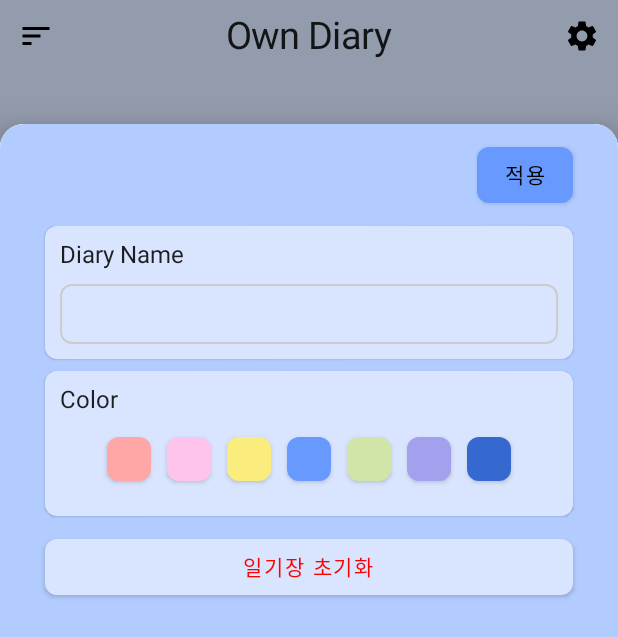
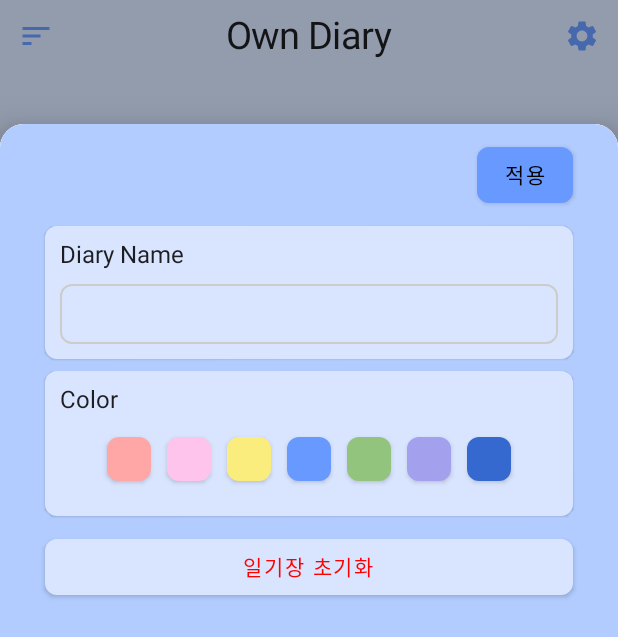
Before and after one commit to sujin22/OdongDiary, an Android app built with Jetpack Compose: the screen it shows after launch (MainActivity), after a tap on "setting", on a phone screen of 412 x 824 dp. Shown: the top 637 px of the screen. Run offline under Robolectric (Android 15) with nearby library versions, the phone set to English and light mode, and no system bars; our stand-ins replace Dagger/Hilt's generated code, Room's generated code.

Commit message:
feat: HomeScreen sharedPreference 적용(themeColor, title)

```diff
--- a/app/build.gradle
+++ b/app/build.gradle
@@ -86,4 +86,7 @@ dependencies {
 
     //:app:kaptDebugKotlin Error
     kapt "org.xerial:sqlite-jdbc:3.34.0"
+
+    //gson(for SharedPreferences)
+    implementation 'com.google.code.gson:gson:2.4'
 }
--- a/app/src/main/java/com/example/owndiary/MainActivity.kt
+++ b/app/src/main/java/com/example/owndiary/MainActivity.kt
@@ -1,6 +1,7 @@
 package com.example.owndiary
 
 import android.annotation.SuppressLint
+import android.content.SharedPreferences
 import android.database.CursorWindow
 import android.net.Uri
 import android.os.Bundle
@@ -26,6 +27,7 @@ import androidx.navigation.compose.composable
 import androidx.navigation.compose.rememberNavController
 import com.example.owndiary.ui.screen.*
 import com.example.owndiary.ui.theme.*
+import com.google.gson.GsonBuilder
 import dagger.hilt.android.AndroidEntryPoint
 import kotlinx.coroutines.launch
 import java.lang.reflect.Field
@@ -36,6 +38,7 @@ class MainActivity : ComponentActivity() {
 
     override fun onCreate(savedInstanceState: Bundle?) {
         super.onCreate(savedInstanceState)
+
         WindowCompat.setDecorFitsSystemWindows(window, false)
         setContent {
             OwnDiaryTheme {
--- a/app/src/main/java/com/example/owndiary/OwnDiaryApplication.kt
+++ b/app/src/main/java/com/example/owndiary/OwnDiaryApplication.kt
@@ -1,7 +1,17 @@
 package com.example.owndiary
 
 import android.app.Application
+import com.example.owndiary.model.DiarySharedPreference
 import dagger.hilt.android.HiltAndroidApp
 
 @HiltAndroidApp
-class OwnDiaryApplication : Application()
+class OwnDiaryApplication : Application(){
+    companion object {
+        lateinit var sharedPreferences: DiarySharedPreference
+    }
+
+    override fun onCreate() {
+        super.onCreate()
+        sharedPreferences = DiarySharedPreference(applicationContext)
+    }
+}
--- a/app/src/main/java/com/example/owndiary/data/DiaryDao.kt
+++ b/app/src/main/java/com/example/owndiary/database/DiaryDao.kt
@@ -1,4 +1,4 @@
-package com.example.owndiary.data
+package com.example.owndiary.database
 
 import androidx.room.Dao
 import androidx.room.Delete
--- a/app/src/main/java/com/example/owndiary/data/DiaryRoomDatabase.kt
+++ b/app/src/main/java/com/example/owndiary/database/DiaryRoomDatabase.kt
@@ -1,4 +1,4 @@
-package com.example.owndiary.data
+package com.example.owndiary.database
 
 import androidx.room.Database
 import androidx.room.RoomDatabase
--- a/app/src/main/java/com/example/owndiary/data/RoomTypeConverter.kt
+++ b/app/src/main/java/com/example/owndiary/database/RoomTypeConverter.kt
@@ -1,4 +1,4 @@
-package com.example.owndiary.data
+package com.example.owndiary.database
 
 import android.graphics.Bitmap
 import android.graphics.BitmapFactory
@@ -8,7 +8,6 @@ import java.time.Instant
 import java.time.LocalDateTime
 import java.time.ZoneId
 import java.time.ZonedDateTime
-import java.time.temporal.ChronoField
 import java.util.*
 
 class RoomTypeConverter {
--- a/app/src/main/java/com/example/owndiary/di/AppModule.kt
+++ b/app/src/main/java/com/example/owndiary/di/AppModule.kt
@@ -2,8 +2,8 @@ package com.example.owndiary.di
 
 import android.content.Context
 import androidx.room.Room
-import com.example.owndiary.data.DiaryDao
-import com.example.owndiary.data.DiaryRoomDatabase
+import com.example.owndiary.database.DiaryDao
+import com.example.owndiary.database.DiaryRoomDatabase
 import dagger.Module
 import dagger.Provides
 import dagger.hilt.InstallIn
--- /dev/null
+++ b/app/src/main/java/com/example/owndiary/model/DiarySharedPreference.kt
@@ -0,0 +1,42 @@
+package com.example.owndiary.model
+
+import android.content.Context
+import android.content.SharedPreferences
+import com.example.owndiary.R
+import com.example.owndiary.ui.theme.Blue
+import com.google.gson.Gson
+import com.google.gson.reflect.TypeToken
+
+class DiarySharedPreference(context: Context) {
+    private val sharedPref: SharedPreferences =
+        context.getSharedPreferences(context.getString(R.string.app_name), Context.MODE_PRIVATE)
+
+    /* GET */
+    fun getThemeColor(): PaletteItem {
+        val jsonThemeColor: String? = sharedPref.getString("themeColor", "")
+        val gson = Gson()
+        val themeColor: PaletteItem = if (!jsonThemeColor.isNullOrEmpty()) {
+            gson.fromJson(jsonThemeColor, object : TypeToken<PaletteItem>() {}.type)
+        } else Blue
+        return themeColor
+    }
+
+    fun getDiaryName(): String {
+        return sharedPref.getString("diaryName", "Own Diary")!!
+    }
+
+    /* SET
+     * commit()은 동기, apply()는 비동기이므로 apply()가 더 빠른 속도로 처리가 가능하다.
+     */
+    fun setThemeColor(value: PaletteItem) {
+        val gson = Gson()
+        val json = gson.toJson(value)
+        val editor = sharedPref.edit()
+        editor.putString("themeColor", json)
+        editor.apply()
+    }
+
+    fun setDiaryName(value: String) {
+        sharedPref.edit().putString("diaryName", value).apply()
+    }
+}
--- a/app/src/main/java/com/example/owndiary/ui/theme/PaletteItem.kt
+++ b/app/src/main/java/com/example/owndiary/model/PaletteItem.kt
@@ -1,4 +1,4 @@
-package com.example.owndiary.ui.theme
+package com.example.owndiary.model
 
 import androidx.compose.ui.graphics.Color
 
--- a/app/src/main/java/com/example/owndiary/repository/DiaryRepository.kt
+++ b/app/src/main/java/com/example/owndiary/repository/DiaryRepository.kt
@@ -1,7 +1,9 @@
 package com.example.owndiary.repository
 
-import com.example.owndiary.data.DiaryDao
+import com.example.owndiary.OwnDiaryApplication.Companion.sharedPreferences
+import com.example.owndiary.database.DiaryDao
 import com.example.owndiary.model.Diary
+import com.example.owndiary.model.PaletteItem
 import kotlinx.coroutines.Dispatchers
 import kotlinx.coroutines.flow.Flow
 import kotlinx.coroutines.flow.conflate
@@ -10,6 +12,7 @@ import javax.inject.Inject
 
 
 class DiaryRepository @Inject constructor(private val diaryDao: DiaryDao){
+    //Room
     fun getAllDiary() : Flow<List<Diary>> =
         diaryDao.getAll().flowOn(Dispatchers.IO).conflate()
 
@@ -18,4 +21,11 @@ class DiaryRepository @Inject constructor(private val diaryDao: DiaryDao){
     suspend fun updateDiary(diary: Diary) = diaryDao.update(diary)
     suspend fun deleteDiary(diary: Diary) = diaryDao.delete(diary)
     suspend fun deleteAllDiary() = diaryDao.deleteAll()
+
+    //SharedPreferences
+    fun getDiaryName(): String = sharedPreferences.getDiaryName()
+    fun getThemeColor(): PaletteItem = sharedPreferences.getThemeColor()
+
+    fun setDiaryName(name: String) = sharedPreferences.setDiaryName(name)
+    fun setThemeColor(item: PaletteItem) = sharedPreferences.setThemeColor(item)
 }
--- a/app/src/main/java/com/example/owndiary/ui/components/TopBar.kt
+++ b/app/src/main/java/com/example/owndiary/ui/components/TopBar.kt
@@ -16,7 +16,11 @@ import kotlinx.coroutines.launch
 
 @OptIn(ExperimentalMaterialApi::class)
 @Composable
-fun TopBar(coroutineScope: CoroutineScope, modalBottomSheetState: ModalBottomSheetState) {
+fun TopBar(
+    pointColor: Color,
+    title: String,
+    coroutineScope: CoroutineScope,
+    modalBottomSheetState: ModalBottomSheetState) {
     var isDropDownMenuExpended by remember {
         mutableStateOf(false)
     }
@@ -31,7 +35,7 @@ fun TopBar(coroutineScope: CoroutineScope, modalBottomSheetState: ModalBottomShe
                 Icon(
                     imageVector = Icons.Default.Sort,
                     contentDescription = "menu",
-                    tint = Color.Black,
+                    tint = pointColor,
                 )
             }
             DropdownMenu(
@@ -63,7 +67,7 @@ fun TopBar(coroutineScope: CoroutineScope, modalBottomSheetState: ModalBottomShe
             Icon(
                 imageVector = Icons.Default.Settings,
                 contentDescription = "setting",
-                tint = Color.Black,
+                tint = pointColor,
             )
         }
     }
--- a/app/src/main/java/com/example/owndiary/ui/screen/HomeScreen.kt
+++ b/app/src/main/java/com/example/owndiary/ui/screen/HomeScreen.kt
@@ -3,13 +3,11 @@ package com.example.owndiary.ui.screen
 import android.annotation.SuppressLint
 import android.util.Log
 import androidx.activity.compose.BackHandler
-import androidx.compose.foundation.ExperimentalFoundationApi
 import androidx.compose.foundation.background
 import androidx.compose.foundation.layout.*
 import androidx.compose.foundation.lazy.grid.GridCells
 import androidx.compose.foundation.lazy.grid.LazyVerticalGrid
 import androidx.compose.foundation.lazy.grid.itemsIndexed
-import androidx.compose.foundation.lazy.itemsIndexed
 import androidx.compose.foundation.shape.RoundedCornerShape
 import androidx.compose.material.*
 import androidx.compose.material.icons.Icons
@@ -22,12 +20,10 @@ import androidx.hilt.navigation.compose.hiltViewModel
 import androidx.navigation.NavController
 import com.example.owndiary.ui.components.ImageCard
 import com.example.owndiary.ui.components.TopBar
-import com.example.owndiary.ui.theme.Blue
-import kotlinx.coroutines.CoroutineScope
 import kotlinx.coroutines.launch
 
 @SuppressLint("UnusedMaterialScaffoldPaddingParameter")
-@OptIn(ExperimentalFoundationApi::class, ExperimentalMaterialApi::class)
+@OptIn(ExperimentalMaterialApi::class)
 @Composable
 fun HomeScreen(
     navController: NavController,
@@ -59,7 +55,7 @@ fun HomeScreen(
                     Scaffold(
                         floatingActionButton = {
                             FloatingActionButton(
-                                backgroundColor = Blue.heavy,
+                                backgroundColor = viewModel.themeColor.heavy,
                                 onClick = {
                                     navController.navigate("new_diary")
                                 }
@@ -77,20 +73,21 @@ fun HomeScreen(
                         Column(
                             modifier = Modifier
                                 .fillMaxSize()
-                                .background(color = Blue.light)
+                                .background(color = viewModel.themeColor.light)
                         ) {
-                            TopBar(coroutineScope, modalBottomSheetState)
+                            TopBar(viewModel.themeColor.heavy, viewModel.diaryName,
+                                coroutineScope, modalBottomSheetState)
                             LazyVerticalGrid(
                                 columns = GridCells.Fixed(2),
                             ) {
                                 itemsIndexed(notes) { index, item ->
                                     ImageCard(
-                                        diary = item,
-                                        onDiaryClicked = {
-                                            Log.e("ImageCard_Clicked", "${item.id} Clicked")
-                                            navController.navigate("detail_diary/${item.id}")
-                                        }
-                                    )
+                                        backgroundColor = viewModel.themeColor.middle,
+                                        diary = item
+                                    ) {
+                                        Log.e("ImageCard_Clicked", "${item.id} Clicked")
+                                        navController.navigate("detail_diary/${item.id}")
+                                    }
                                 }
                             }
 
--- a/app/src/main/java/com/example/owndiary/ui/screen/HomeViewModel.kt
+++ b/app/src/main/java/com/example/owndiary/ui/screen/HomeViewModel.kt
@@ -1,8 +1,16 @@
 package com.example.owndiary.ui.screen
 
+import androidx.activity.ComponentActivity
+import androidx.compose.ui.graphics.Color
 import androidx.lifecycle.ViewModel
 import androidx.lifecycle.viewModelScope
+import com.example.owndiary.model.PaletteItem
 import com.example.owndiary.repository.DiaryRepository
+import com.example.owndiary.ui.theme.Blue
+import com.example.owndiary.ui.theme.Green
+import com.example.owndiary.ui.theme.Navy
+import com.example.owndiary.ui.theme.Purple
+import com.google.gson.GsonBuilder
 import dagger.hilt.android.lifecycle.HiltViewModel
 import kotlinx.coroutines.launch
 import javax.inject.Inject
@@ -11,26 +19,7 @@ import javax.inject.Inject
 class HomeViewModel @Inject constructor(
     private val repository: DiaryRepository
     ): ViewModel() {
-
+    val themeColor: PaletteItem = repository.getThemeColor()
+    val diaryName: String = repository.getDiaryName()
     val diaryList = repository.getAllDiary()
-
-//    private val _diaryList = MutableStateFlow<List<Diary>>(emptyList())
-//    val diaryList = repository.getAllDiary()
-
-//    init{
-//        viewModelScope.launch(Dispatchers.IO){
-//            repository.getAllDiary().distinctUntilChanged()
-//                .collect{ listOfDiary ->
-//                    if(listOfDiary.isNullOrEmpty()){
-//                        Log.d("Empty", ": Empty list")
-//                    }else{
-//                        _diaryList.value = listOfDiary
-//                    }
-//                }
-//        }
-//    }
-
-    fun removeAllDiary() = viewModelScope.launch {
-        repository.deleteAllDiary()
-    }
 }
--- a/app/src/main/java/com/example/owndiary/ui/screen/WriteDiaryScreen.kt
+++ b/app/src/main/java/com/example/owndiary/ui/screen/WriteDiaryScreen.kt
@@ -72,6 +72,7 @@ fun WriteDiaryScreen(
         rememberLauncherForActivityResult(contract = ActivityResultContracts.GetContent()) { uri: Uri? ->
             viewModel.imageUri = uri
         }
+
     Column(
         Modifier
             .fillMaxSize()
--- a/app/src/main/java/com/example/owndiary/ui/theme/Color.kt
+++ b/app/src/main/java/com/example/owndiary/ui/theme/Color.kt
@@ -1,6 +1,7 @@
 package com.example.owndiary.ui.theme
 
 import androidx.compose.ui.graphics.Color
+import com.example.owndiary.model.PaletteItem
 
 val Purple200 = Color(0xFFBB86FC)
 val Purple500 = Color(0xFF6200EE)
@@ -49,14 +50,15 @@ val Red = PaletteItem(
 
 //Green
 val Green = PaletteItem(
-    Color(0xFFF6FFCC),
-    Color(0xFFE4F7BA),
-    Color(0xFFD2E5A8)
+    Color(0xFFd9ead3),
+    Color(0xFFb6d7a8),
+    Color(0xFF93c47d)
+//    Color(0xFF88a376)
 )
 
 //Navy
 val Navy = PaletteItem(
-    Color(0xFFEBF7FF),
-    Color(0xFFC7D3ED),
+    Color(0xFFD9E5FF),
+    Color(0xFF5587ED),
     Color(0xFF3669CF)
 )
```
Also changed, not shown: app/src/main/java/com/example/owndiary/ui/components/ImageCard.kt (+2 -5 lines), app/src/main/java/com/example/owndiary/ui/screen/SettingViewModel.kt (+12 -2 lines), app/src/main/java/com/example/owndiary/ui/screen/WriteDiaryViewModel.kt (+3 -12 lines).
